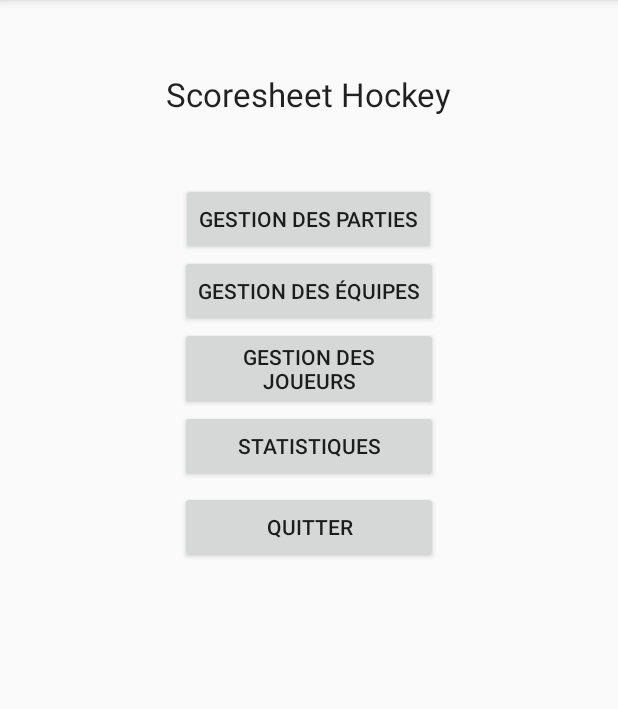
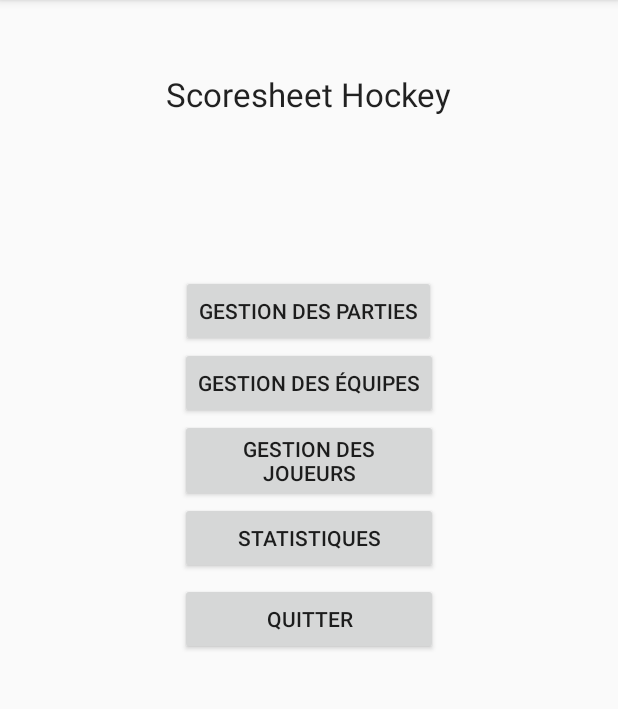
Before and after one commit to shipl0ad/ProjetHockey, an Android app: the screen it shows after launch (MainActivity), on a phone screen of 412 x 824 dp, the part 84-793 px from its top. Run offline under Robolectric (Android 15) with nearby library versions, the phone set to English and light mode, and no system bars.

Commit message:
activity main fix encore

```diff
--- a/HockeySS/app/src/main/res/layout/activity_main.xml
+++ b/HockeySS/app/src/main/res/layout/activity_main.xml
@@ -18,6 +18,19 @@
         android:layout_alignParentTop="true"
         android:layout_centerHorizontal="true"
         android:layout_marginTop="32dp" />
+
+    <ScrollView
+        android:layout_width="wrap_content"
+        android:layout_height="wrap_content"
+        android:id="@+id/scrollView" >
+
+    </ScrollView>
+
+    <RelativeLayout
+        android:layout_width="match_parent"
+        android:layout_height="match_parent"
+        android:layout_centerHorizontal="true"
+        android:layout_below="@+id/textView">
 
         <Button
             android:layout_width="wrap_content"
@@ -63,5 +76,6 @@
             android:layout_marginTop="54dp"
             android:layout_alignEnd="@+id/button10"
             android:layout_alignStart="@+id/button10" />
+    </RelativeLayout>
 
 </RelativeLayout>
```
Lines whose indentation alone changed are shown as unchanged.
